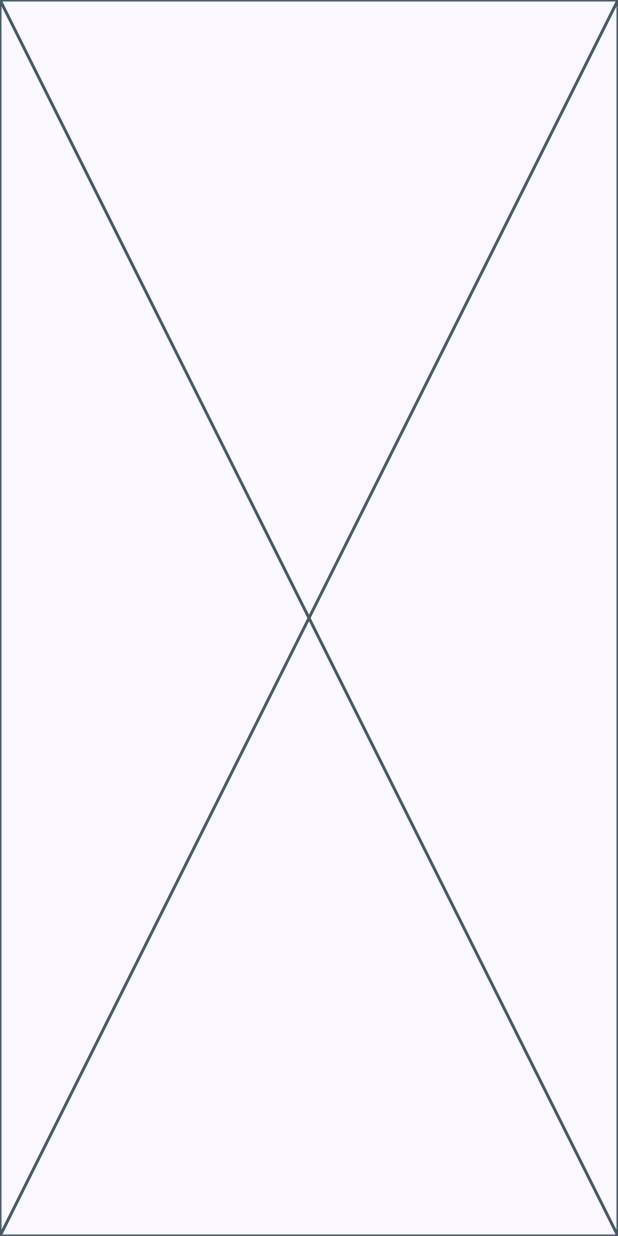
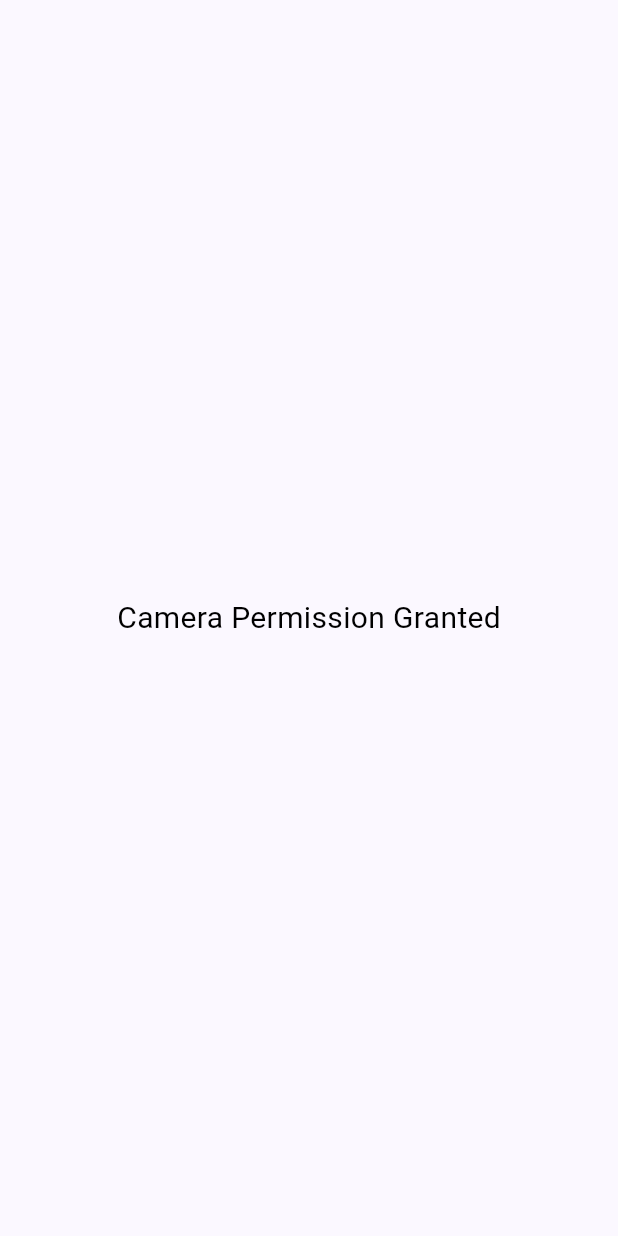
Before and after one commit to mobilyx/google-ml-kit, a Flutter app: the screen it shows after launch, after a tap on the "camera alt" icon, on a phone screen of 412 x 824 dp. Run offline on Flutter 3.47's test engine with Material 2 defaults, Android fonts, the phone set to English and light mode, and no system bars; our stand-ins replace device_info_plus, equatable, flutter_bloc, permission_handler; missing offline and left inert: app_settings, photo_manager.

Commit message:
- Add camera permission handling

```diff
--- /dev/null
+++ b/lib/bloc/camera_permission/camera_permission_cubit.dart
@@ -0,0 +1,28 @@
+import 'package:equatable/equatable.dart';
+import 'package:flutter_bloc/flutter_bloc.dart';
+import 'package:permission_handler/permission_handler.dart';
+
+part 'camera_permission_state.dart';
+
+class CameraPermissionCubit extends Cubit<CameraPermissionState> {
+  CameraPermissionCubit() : super(CameraPermissionInitial());
+
+  Future<void> checkCameraPermission() async {
+    emit(CheckingCameraPermission());
+    try {
+      const Permission permission = Permission.camera;
+      PermissionStatus permissionStatus = await permission.status;
+      if (permissionStatus.isDenied) {
+        permissionStatus = await permission.request();
+        if (permissionStatus.isPermanentlyDenied) {
+          return emit(CameraPermissionPermanentlyDenied());
+        } else if (permissionStatus.isDenied) {
+          return emit(CameraPermissionDenied());
+        }
+      }
+      return emit(CameraPermissionGranted());
+    } catch (e) {
+      return emit(CameraPermissionDenied());
+    }
+  }
+}
--- /dev/null
+++ b/lib/bloc/camera_permission/camera_permission_state.dart
@@ -0,0 +1,19 @@
+part of 'camera_permission_cubit.dart';
+
+abstract class CameraPermissionState extends Equatable {
+  const CameraPermissionState();
+  @override
+  List<Object> get props => [];
+}
+
+class CameraPermissionInitial extends CameraPermissionState {}
+
+class CheckingCameraPermission extends CameraPermissionState {}
+
+class CameraPermissionGranted extends CameraPermissionState {}
+
+class CameraPermissionDenied extends CameraPermissionState {}
+
+class CameraPermissionPermanentlyDenied extends CameraPermissionState {}
+
+class CameraPermissionRestricted extends CameraPermissionState {}
--- a/lib/bloc/gallery_permission/gallery_permission_cubit.dart
+++ b/lib/bloc/gallery_permission/gallery_permission_cubit.dart
@@ -10,8 +10,9 @@ part 'gallery_permission_state.dart';
 class GalleryPermissionCubit extends Cubit<GalleryPermissionState> {
   GalleryPermissionCubit() : super(GalleryPermissionInitial());
 
-  Future<void> checkGalleryPermission() async {
+  checkGalleryPermission() async {
     emit(CheckingGalleryPermission());
+    try {
       late final Permission permission;
       if (Platform.isAndroid) {
         final androidInfo = await DeviceInfoPlugin().androidInfo;
@@ -33,5 +34,8 @@ class GalleryPermissionCubit extends Cubit<GalleryPermissionState> {
         }
       }
       return emit(GalleryPermissionGranted());
+    } catch (e) {
+      emit(GalleryPermissionDenied());
     }
   }
+}
--- a/lib/my_app.dart
+++ b/lib/my_app.dart
@@ -1,5 +1,6 @@
 import 'package:flutter/material.dart';
 import 'package:flutter_bloc/flutter_bloc.dart';
+import 'package:flutter_ml_kit/bloc/camera_permission/camera_permission_cubit.dart';
 import 'package:flutter_ml_kit/screens/home_screen/home_screen.dart';
 
 import 'bloc/gallery_permission/gallery_permission_cubit.dart';
@@ -19,6 +20,9 @@ class MyApp extends StatelessWidget {
         BlocProvider<PhotoManagerBloc>(
           create: (context) => PhotoManagerBloc(),
         ),
+        BlocProvider<CameraPermissionCubit>(
+          create: (context) => CameraPermissionCubit(),
+        ),
       ],
       child: MaterialApp(
         title: 'Flutter Demo',
--- a/lib/screens/camera_screen/camera_screen.dart
+++ b/lib/screens/camera_screen/camera_screen.dart
@@ -1,12 +1,81 @@
+import 'package:app_settings/app_settings.dart';
 import 'package:flutter/material.dart';
+import 'package:flutter_bloc/flutter_bloc.dart';
+import 'package:flutter_ml_kit/bloc/camera_permission/camera_permission_cubit.dart';
 
-class CameraScreen extends StatelessWidget {
+import '../../widget/app_dialog.dart';
+
+class CameraScreen extends StatefulWidget {
   const CameraScreen({super.key});
 
   @override
+  State<CameraScreen> createState() => _CameraScreenState();
+}
+
+class _CameraScreenState extends State<CameraScreen>
+    with WidgetsBindingObserver {
+  late final CameraPermissionCubit cameraPermissionCubit;
+  bool checkPermission = false;
+  @override
+  void initState() {
+    WidgetsBinding.instance.addObserver(this);
+    cameraPermissionCubit = BlocProvider.of<CameraPermissionCubit>(context);
+    cameraPermissionCubit.checkCameraPermission();
+    super.initState();
+  }
+
+  @override
+  void dispose() {
+    WidgetsBinding.instance.removeObserver(this);
+    super.dispose();
+  }
+
+  @override
+  void didChangeAppLifecycleState(AppLifecycleState state) {
+    super.didChangeAppLifecycleState(state);
+    if (state == AppLifecycleState.resumed && checkPermission) {
+      checkPermission = false;
+      cameraPermissionCubit.checkCameraPermission();
+    }
+  }
+
+  @override
   Widget build(BuildContext context) {
-    return const Scaffold(
-      body: Placeholder(),
+    return Scaffold(
+      body: BlocConsumer<CameraPermissionCubit, CameraPermissionState>(
+        listener: (context, state) {
+          if (state is CameraPermissionDenied) {
+            cameraPermissionCubit.checkCameraPermission();
+          } else if (state is CameraPermissionPermanentlyDenied) {
+            appPrimaryDialog(
+              barrierDismissible: false,
+              context: context,
+              title: "Camera",
+              subTitle: "App require camera permission",
+              primaryButtonText: 'Settings',
+              onTapPrimaryButton: () async {
+                Navigator.pop(context);
+                await AppSettings.openAppSettings();
+                checkPermission = true;
+              },
+            );
+          }
+        },
+        builder: (context, state) {
+          if (state is CameraPermissionGranted) {
+            return const Center(
+              child: Text(
+                "Camera Permission Granted",
+                style: TextStyle(
+                  color: Colors.black,
+                  fontSize: 20,
+                ),
+              ),
+            );
+          }
+          return const SizedBox();
+        },
+      ),
     );
   }
 }
```
Lines whose indentation alone changed are shown as unchanged.
